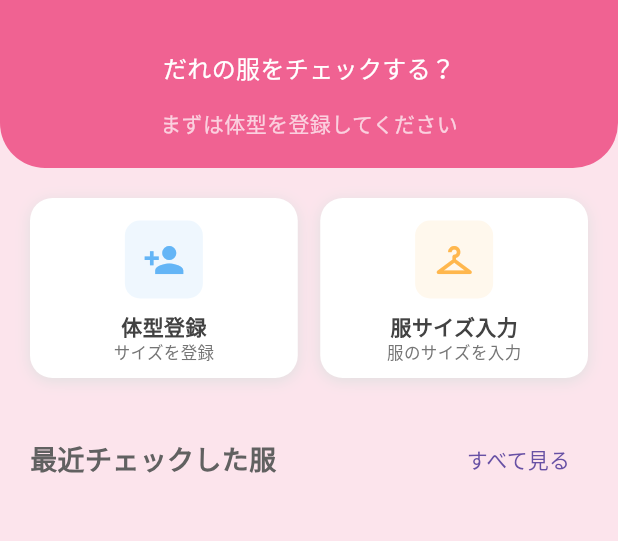
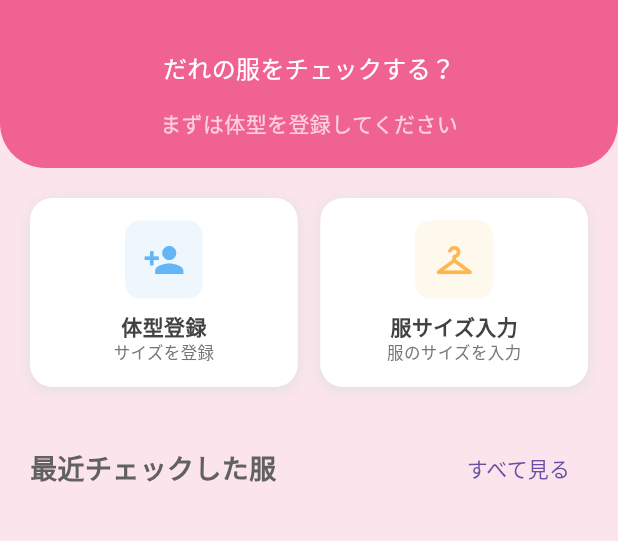
Before and after one commit to N-plus/Pitta, a Flutter app: the screen it shows after launch, on a phone screen of 412 x 824 dp, the part 63-604 px from its top. Run offline on Flutter 3.47's test engine with Material 3 defaults, Android fonts, the phone set to English and light mode, and no system bars; accounts and stored records are empty.

Commit message:
Allow action buttons to grow to avoid overflow

```diff
--- a/lib/screens/home_page.dart
+++ b/lib/screens/home_page.dart
@@ -193,7 +193,7 @@ class HomePage extends StatelessWidget {
     return GestureDetector(
       onTap: onTap,
       child: Container(
-        height: 120,
+        constraints: const BoxConstraints(minHeight: 120),
         padding: const EdgeInsets.all(15),
         decoration: BoxDecoration(
           color: Colors.white,
@@ -208,6 +208,7 @@ class HomePage extends StatelessWidget {
         ),
         child: Column(
           mainAxisAlignment: MainAxisAlignment.center,
+          mainAxisSize: MainAxisSize.min,
           children: [
             Container(
               padding: const EdgeInsets.all(12),
```
